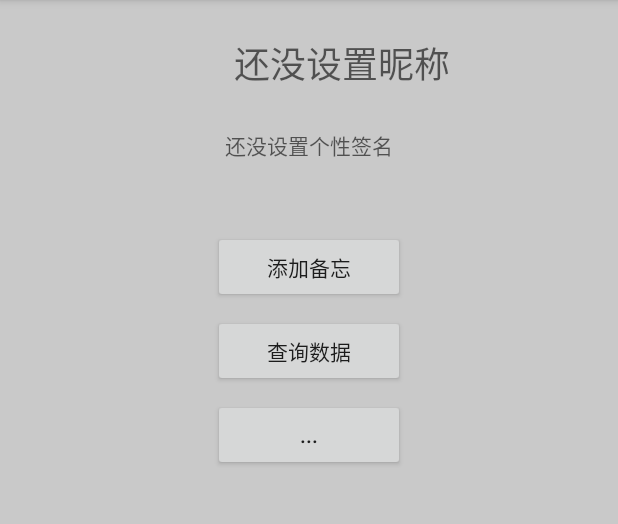
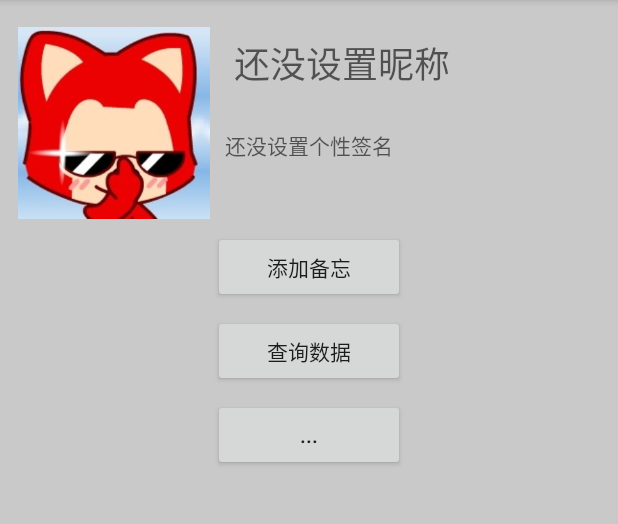
Before and after one commit to ccw0715/CashBook, an Android app: the MainActivity screen opened directly, with no data from a screen before it, on a phone screen of 412 x 824 dp, the part 84-608 px from its top. Run offline under Robolectric (Android 15) with nearby library versions, the phone set to English and light mode, and no system bars; libraries missing offline, so code that uses them is left out: cn.bmob.v3; 3 statements that could not run were skipped.

Commit message:
最新版

```diff
--- a/app/src/main/java/com/qianfeng/cashbook/MainActivity.java
+++ b/app/src/main/java/com/qianfeng/cashbook/MainActivity.java
@@ -2,6 +2,8 @@ package com.qianfeng.cashbook;
 
 import android.content.Intent;
 import android.os.Bundle;
+import android.os.Handler;
+import android.os.Message;
 import android.support.v7.app.AppCompatActivity;
 import android.view.Menu;
 import android.view.MenuInflater;
@@ -26,27 +28,37 @@ public class MainActivity extends AppCompatActivity {
     private int picId;
     private String autograph;
     private TextView tv;
-    private static MainActivity instance;
+    private Handler mHandler=new Handler(){
+        @Override
+        public void handleMessage(Message msg) {
+            switch (msg.what){
+                case 0:
+                    content.setText(nickname);
+                    tv.setText(autograph);
+                    pic.setImageResource(picId);
+                    break;
+            }
+        }
+    };
 
 
     @Override
     protected void onCreate(Bundle savedInstanceState) {
         super.onCreate(savedInstanceState);
         setContentView(R.layout.activity_main);
-        initData();
+
         Intent intent = getIntent();
         username = intent.getStringExtra("username");
         pic = ((ImageView) findViewById(R.id.pic));
         content = ((TextView) findViewById(R.id.content));
         tv = ((TextView) findViewById(R.id.autograph));
-//        nickname = intent.getStringExtra("nickname");
-//        picId = intent.getIntExtra("picId", R.drawable.a1);
-//        autograph = intent.getStringExtra("autograph");
+        initData();
+        nickname = intent.getStringExtra("nickname");
+        picId = intent.getIntExtra("picId", R.drawable.a1);
+        autograph = intent.getStringExtra("autograph");
         content.setText(nickname);
         tv.setText(autograph);
         pic.setImageResource(picId);
-
-
 
     }
 
@@ -69,13 +81,15 @@ public class MainActivity extends AppCompatActivity {
                 }
             }
         });
+        mHandler.sendEmptyMessage(0);
     }
-//
-//    @Override
-//    protected void onResume() {
-//        super.onResume();
-//
-//    }
+
+    @Override
+    protected void onResume() {
+        super.onResume();
+        initData();
+
+    }
 
 
 
```
